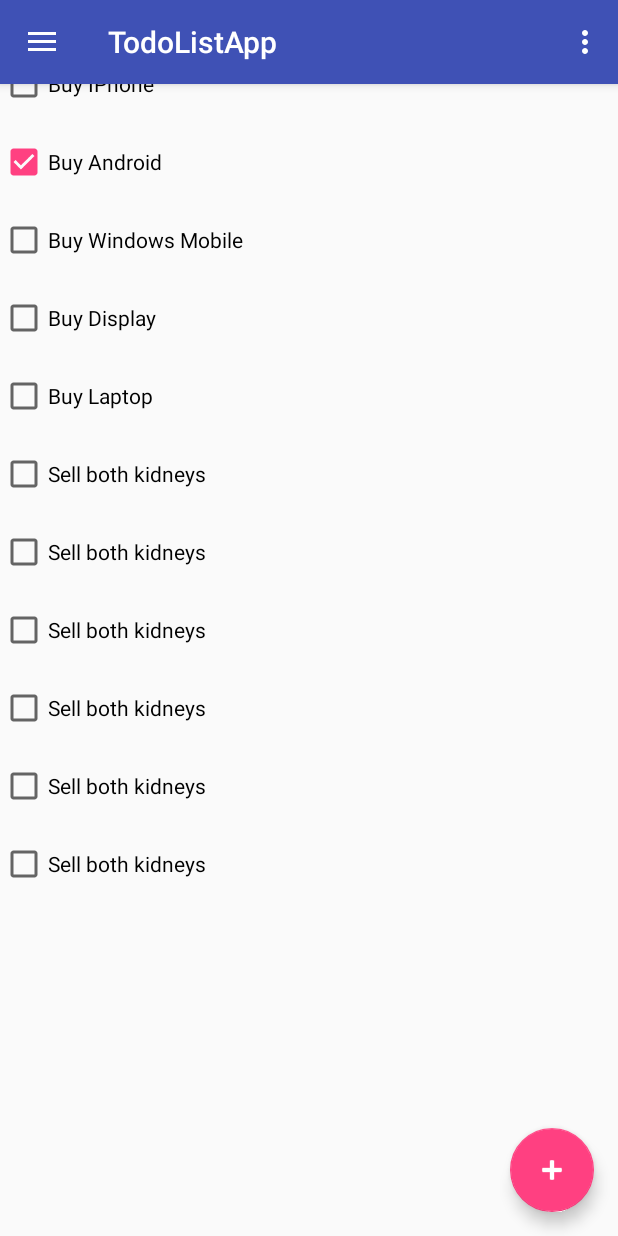
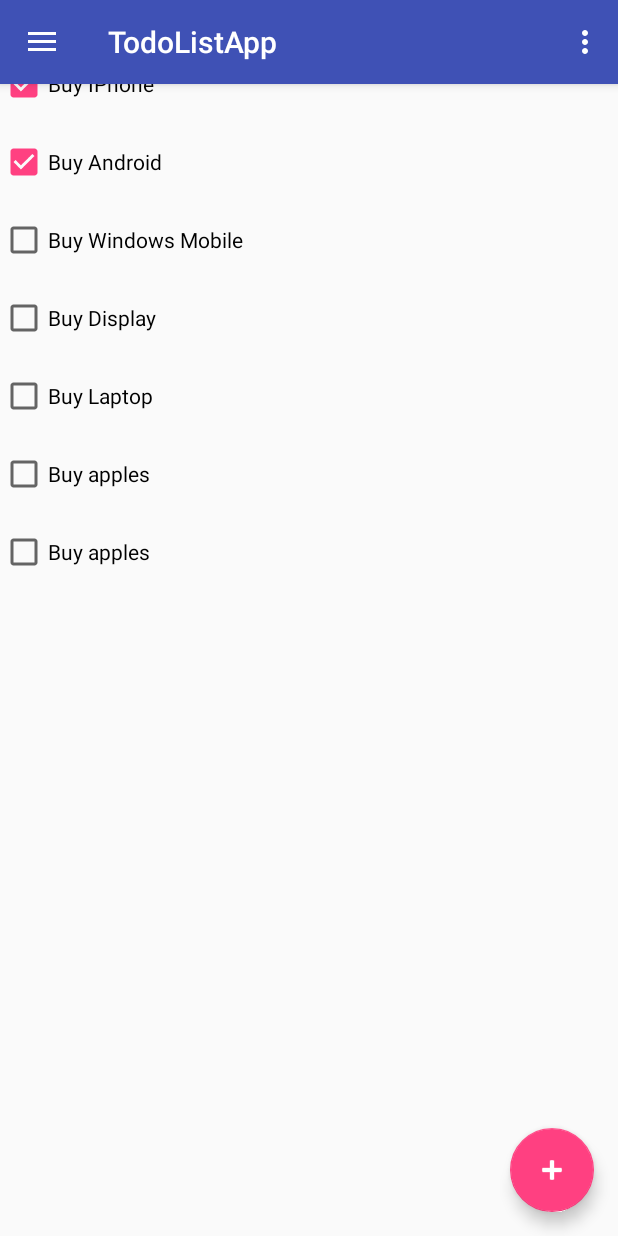
Before and after one commit to ShalakaSharma/I527-LabAssignments, an Android app: the screen it shows after launch (MainActivity), on a phone screen of 412 x 824 dp. Run offline under Robolectric (Android 15) with nearby library versions, the phone set to English and light mode, and no system bars.

Commit message:
other changesto nav
nav changes

```diff
--- a/TodoListApp/app/src/main/res/layout/content_main.xml
+++ b/TodoListApp/app/src/main/res/layout/content_main.xml
@@ -1,13 +1,14 @@
 <?xml version="1.0" encoding="utf-8"?>
 
-<ScrollView xmlns:android="http://schemas.android.com/apk/res/android"
+<!--<ScrollView xmlns:android="http://schemas.android.com/apk/res/android"
+    xmlns:tools="http://schemas.android.com/tools"
     android:layout_width="match_parent"
-    android:layout_height="match_parent"
-    android:fillViewport="true">
+    android:layout_height="wrap_content"
+    android:fillViewport="true">-->
 
         <LinearLayout xmlns:android="http://schemas.android.com/apk/res/android"
-        android:layout_width="fill_parent"
-        android:layout_height="fill_parent"
+            android:layout_width="wrap_content"
+            android:layout_height="wrap_content"
             android:orientation="vertical">
 
            <CheckBox
@@ -15,6 +16,7 @@
                 android:layout_width="wrap_content"
                 android:layout_height="wrap_content"
                 android:layout_marginTop="40dp"
+                android:checked="true"
                 android:text="@string/chk_task1" />
 
             <CheckBox
@@ -59,7 +61,7 @@
                 android:layout_height="wrap_content"
                 android:layout_marginTop="20dp"
                 android:text="@string/chk_task6" />
-
+<!--
             <CheckBox
                 android:id="@+id/chkKidneys3"
                 android:layout_width="wrap_content"
@@ -87,7 +89,8 @@
                 android:layout_height="wrap_content"
                 android:layout_marginTop="20dp"
                 android:text="@string/chk_task6" />
+                -->
 
         </LinearLayout>
-
-</ScrollView>
+<!--
+</ScrollView>-->
--- a/TodoListApp/app/src/main/res/layout/nav_header_main.xml
+++ b/TodoListApp/app/src/main/res/layout/nav_header_main.xml
@@ -23,13 +23,13 @@
         android:layout_width="match_parent"
         android:layout_height="wrap_content"
         android:paddingTop="@dimen/nav_header_vertical_spacing"
-        android:text="Android Studio"
+        android:text="Task List"
         android:textAppearance="@style/TextAppearance.AppCompat.Body1" />
 
     <TextView
         android:id="@+id/textView"
         android:layout_width="wrap_content"
         android:layout_height="wrap_content"
-        android:text="android.studio@android.com" />
+        android:text="Add tasks to your to do list" />
 
 </LinearLayout>
--- a/TodoListApp/app/src/main/res/values/strings.xml
+++ b/TodoListApp/app/src/main/res/values/strings.xml
@@ -11,6 +11,6 @@
     <string name="chk_task3">Buy Windows Mobile</string>
     <string name="chk_task4">Buy Display</string>
     <string name="chk_task5">Buy Laptop</string>
-    <string name="chk_task6">Sell both kidneys</string>
+    <string name="chk_task6">Buy apples</string>
     <string name="add_task">Add Task</string>
 </resources>
```
Lines whose indentation alone changed are shown as unchanged.
